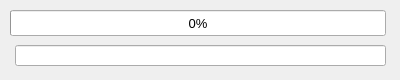
Above: mw4/gui/widgets/uploadPopup.ui from mworion/MountWizzard4 before the change. Below: the same form after it.
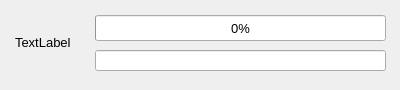
That is the form after the change.

Commit message: added icon und bugfix

What changed in the file:
```diff
--- a/mw4/gui/widgets/uploadPopup.ui
+++ b/mw4/gui/widgets/uploadPopup.ui
@@ -7,7 +7,7 @@
     <x>0</x>
     <y>0</y>
     <width>400</width>
-    <height>80</height>
+    <height>90</height>
    </rect>
   </property>
   <property name="sizePolicy">
@@ -19,13 +19,13 @@
   <property name="minimumSize">
    <size>
     <width>400</width>
-    <height>0</height>
+    <height>90</height>
    </size>
   </property>
   <property name="maximumSize">
    <size>
     <width>400</width>
-    <height>80</height>
+    <height>90</height>
    </size>
   </property>
   <property name="sizeIncrement">
@@ -52,9 +52,9 @@
   <widget class="QProgressBar" name="progressBar">
    <property name="geometry">
     <rect>
-     <x>10</x>
-     <y>10</y>
-     <width>376</width>
+     <x>95</x>
+     <y>15</y>
+     <width>291</width>
      <height>26</height>
     </rect>
    </property>
@@ -83,13 +83,26 @@
   <widget class="QLineEdit" name="statusText">
    <property name="geometry">
     <rect>
-     <x>15</x>
-     <y>45</y>
-     <width>371</width>
+     <x>95</x>
+     <y>50</y>
+     <width>291</width>
      <height>21</height>
     </rect>
    </property>
   </widget>
+  <widget class="QLabel" name="icon">
+   <property name="geometry">
+    <rect>
+     <x>15</x>
+     <y>10</y>
+     <width>64</width>
+     <height>64</height>
+    </rect>
+   </property>
+   <property name="text">
+    <string>TextLabel</string>
+   </property>
+  </widget>
  </widget>
  <resources/>
  <connections/>
```
The commit also changes 14 other files.
